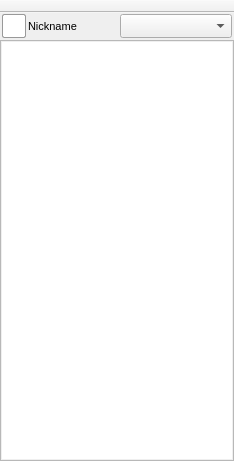
vituperative/i2pchat, file src/gui/form_Main.ui: the form before one commit.
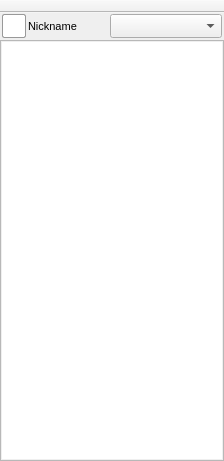
The form after the commit. Icons and pictures are not drawn.

Commit message: Reduce width of main window by 10px; ellipsis for oversized nicknames

Patch:
```diff
--- a/src/gui/form_Main.ui
+++ b/src/gui/form_Main.ui
@@ -6,19 +6,19 @@
    <rect>
     <x>0</x>
     <y>0</y>
-    <width>234</width>
+    <width>224</width>
     <height>461</height>
    </rect>
   </property>
   <property name="minimumSize">
    <size>
-    <width>234</width>
+    <width>224</width>
     <height>0</height>
    </size>
   </property>
   <property name="maximumSize">
    <size>
-    <width>234</width>
+    <width>224</width>
     <height>16777215</height>
    </size>
   </property>
@@ -56,13 +56,13 @@
      <widget class="QListWidget" name="listWidget">
       <property name="minimumSize">
        <size>
-        <width>234</width>
+        <width>224</width>
         <height>0</height>
        </size>
       </property>
       <property name="maximumSize">
        <size>
-        <width>234</width>
+        <width>224</width>
         <height>16777215</height>
        </size>
       </property>
@@ -144,13 +144,13 @@
       </property>
       <property name="minimumSize">
        <size>
-        <width>234</width>
+        <width>224</width>
         <height>31</height>
        </size>
       </property>
       <property name="maximumSize">
        <size>
-        <width>234</width>
+        <width>224</width>
         <height>31</height>
        </size>
       </property>
@@ -283,13 +283,13 @@
          </property>
          <property name="minimumSize">
           <size>
-           <width>90</width>
+           <width>80</width>
            <height>24</height>
           </size>
          </property>
          <property name="maximumSize">
           <size>
-           <width>90</width>
+           <width>80</width>
            <height>24</height>
           </size>
          </property>
@@ -341,7 +341,7 @@
    </property>
    <property name="maximumSize">
     <size>
-     <width>234</width>
+     <width>224</width>
      <height>16635</height>
     </size>
    </property>
```
The commit also changes 3 other files.
